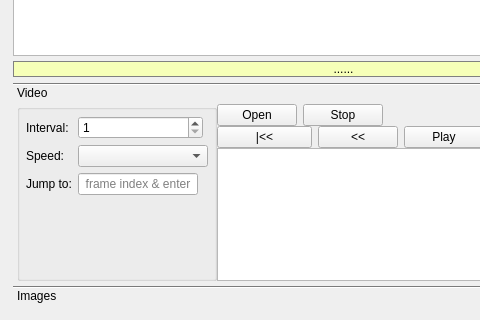
The window that qt_gui/mainwindow.ui (ZDL-Git/ActionLabeller) describes before a commit, drawn with Qt 5; both pictures show x 0 to 480 and y 566 to 886 of the 1022 by 886 pixel window.
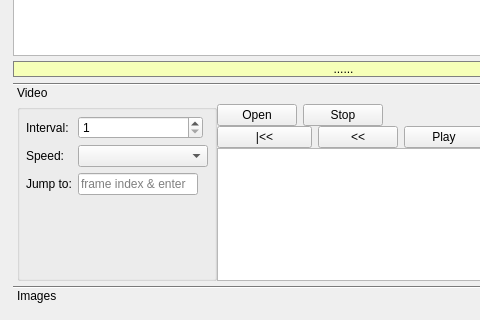
The same window after the commit. Custom widgets are drawn as their Qt base class.

Commit message: 1.fix input jumpto issue

```diff
--- a/qt_gui/mainwindow.ui
+++ b/qt_gui/mainwindow.ui
@@ -331,7 +331,7 @@
                         <string/>
                        </property>
                        <property name="alignment">
-                        <set>Qt::AlignCenter</set>
+                        <set>Qt::AlignLeading|Qt::AlignLeft|Qt::AlignVCenter</set>
                        </property>
                        <property name="placeholderText">
                         <string>frame index &amp; enter</string>
```
The commit also changes 1 other file.
